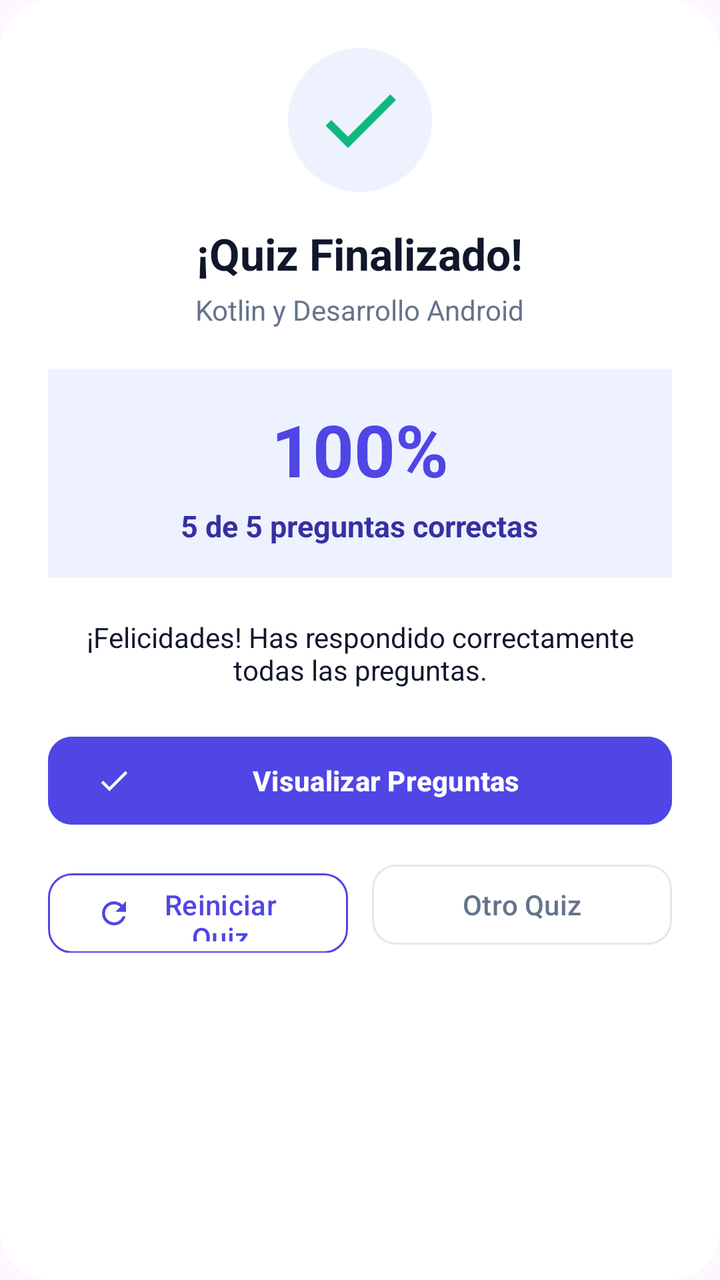
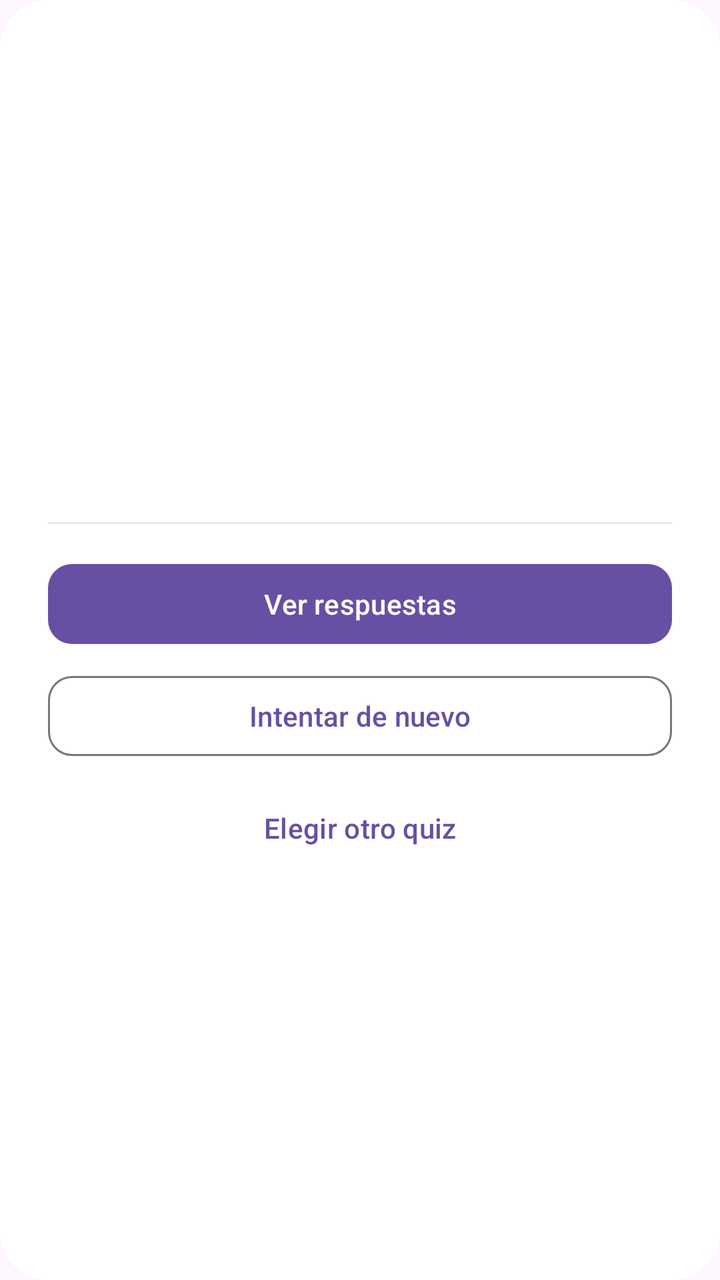

An Android layout rendered at two revisions. The XML below is the earlier revision; the diff shows what the commit changed to produce the second picture.
<!-- AndroidManifest.xml: application theme Theme.Desafio2DSM -->
<!-- res/layout/dialog_results.xml -->
<?xml version="1.0" encoding="utf-8"?>
<LinearLayout xmlns:android="http://schemas.android.com/apk/res/android"
    xmlns:app="http://schemas.android.com/apk/res-auto"
    android:layout_width="match_parent"
    android:layout_height="wrap_content"
    android:orientation="vertical"
    android:padding="24dp"
    android:gravity="center_horizontal"
    android:background="@drawable/bg_dialog_rounded">

    <ImageView
        android:id="@+id/imgResultBadge"
        android:layout_width="72dp"
        android:layout_height="72dp"
        android:src="@drawable/ic_check"
        android:padding="12dp"
        android:background="@drawable/bg_icon_circle"
        app:tint="@color/success" />

    <TextView
        android:id="@+id/txtResultTitle"
        android:layout_width="wrap_content"
        android:layout_height="wrap_content"
        android:layout_marginTop="16dp"
        android:text="¡Quiz Finalizado!"
        android:textColor="@color/text_primary"
        android:textSize="22sp"
        android:textStyle="bold" />

    <TextView
        android:id="@+id/txtResultCategory"
        android:layout_width="wrap_content"
        android:layout_height="wrap_content"
        android:layout_marginTop="4dp"
        android:text="Kotlin y Desarrollo Android"
        android:textColor="@color/text_secondary"
        android:textSize="14sp" />

    
    <LinearLayout
        android:layout_width="match_parent"
        android:layout_height="wrap_content"
        android:layout_marginVertical="20dp"
        android:background="@color/primary_light"
        android:orientation="vertical"
        android:padding="16dp"
        android:gravity="center">

        <TextView
            android:id="@+id/txtScorePercentage"
            android:layout_width="wrap_content"
            android:layout_height="wrap_content"
            android:text="100%"
            android:textColor="@color/primary"
            android:textSize="36sp"
            android:textStyle="bold" />

        <TextView
            android:id="@+id/txtScoreFraction"
            android:layout_width="wrap_content"
            android:layout_height="wrap_content"
            android:layout_marginTop="4dp"
            android:text="5 de 5 preguntas correctas"
            android:textColor="@color/primary_dark"
            android:textSize="15sp"
            android:textStyle="bold" />
    </LinearLayout>

    <TextView
        android:id="@+id/txtResultMessage"
        android:layout_width="match_parent"
        android:layout_height="wrap_content"
        android:text="¡Felicidades! Has respondido correctamente todas las preguntas."
        android:textColor="@color/text_primary"
        android:textSize="14sp"
        android:textAlignment="center"
        android:gravity="center"
        android:layout_marginBottom="20dp" />

    
    <com.google.android.material.button.MaterialButton
        android:id="@+id/btnDialogReviewQuestions"
        android:layout_width="match_parent"
        android:layout_height="52dp"
        android:layout_marginBottom="12dp"
        android:backgroundTint="@color/primary"
        android:text="Visualizar Preguntas"
        android:textColor="@color/white"
        android:textStyle="bold"
        app:cornerRadius="12dp"
        app:icon="@drawable/ic_check"
        app:iconTint="@color/white" />

    
    <LinearLayout
        android:layout_width="match_parent"
        android:layout_height="wrap_content"
        android:orientation="horizontal">

        <com.google.android.material.button.MaterialButton
            android:id="@+id/btnDialogResetQuiz"
            style="@style/Widget.Material3.Button.OutlinedButton"
            android:layout_width="0dp"
            android:layout_height="48dp"
            android:layout_weight="1"
            android:layout_marginEnd="6dp"
            android:text="Reiniciar Quiz"
            android:textColor="@color/primary"
            app:cornerRadius="12dp"
            app:icon="@drawable/ic_refresh"
            app:iconTint="@color/primary"
            app:strokeColor="@color/primary" />

        <com.google.android.material.button.MaterialButton
            android:id="@+id/btnDialogChangeQuiz"
            style="@style/Widget.Material3.Button.OutlinedButton"
            android:layout_width="0dp"
            android:layout_height="48dp"
            android:layout_weight="1"
            android:layout_marginStart="6dp"
            android:text="Otro Quiz"
            android:textColor="@color/text_secondary"
            app:cornerRadius="12dp"
            app:strokeColor="@color/surface_card_stroke" />
    </LinearLayout>

</LinearLayout>
<!-- resources referenced by this layout -->
<resources>
  <color name="primary">#4F46E5</color>
  <color name="primary_dark">#3730A3</color>
  <color name="primary_light">#EEF2FF</color>
  <color name="success">#10B981</color>
  <color name="surface_card_stroke">#E2E8F0</color>
  <color name="text_primary">#0F172A</color>
  <color name="text_secondary">#64748B</color>
  <color name="white">#FFFFFFFF</color>
  <!-- drawable bg_dialog_rounded (drawable) -->
  <?xml version="1.0" encoding="utf-8"?>
  <shape xmlns:android="http://schemas.android.com/apk/res/android"
      android:shape="rectangle">
      <solid android:color="@color/surface_card" />
      <corners android:radius="24dp" />
  </shape>
  <!-- drawable bg_icon_circle (drawable) -->
  <?xml version="1.0" encoding="utf-8"?>
  <shape xmlns:android="http://schemas.android.com/apk/res/android"
      android:shape="oval">
      <solid android:color="@color/primary_light" />
  </shape>
  <!-- drawable ic_check (drawable) -->
  <vector xmlns:android="http://schemas.android.com/apk/res/android"
      android:width="24dp"
      android:height="24dp"
      android:viewportWidth="24"
      android:viewportHeight="24">
    <path
        android:fillColor="#10B981"
        android:pathData="M9,16.17L4.83,12l-1.42,1.41L9,19 21,7l-1.41-1.41z"/>
  </vector>
  <!-- drawable ic_refresh (drawable) -->
  <vector xmlns:android="http://schemas.android.com/apk/res/android"
      android:width="24dp"
      android:height="24dp"
      android:viewportWidth="24"
      android:viewportHeight="24">
    <path
        android:fillColor="#FFFFFF"
        android:pathData="M17.65,6.35C16.2,4.9 14.21,4 12,4c-4.42,0 -7.99,3.58 -7.99,8s3.57,8 7.99,8c3.73,0 6.84,-2.55 7.73,-6h-2.08c-0.82,2.33 -3.04,4 -5.65,4 -3.31,0 -6,-2.69 -6,-6s2.69,-6 6,-6c1.66,0 3.14,0.69 4.22,1.78L13,11h7V4l-2.35,2.35z"/>
  </vector>
  <style name="Theme.Desafio2DSM" parent="Base.Theme.Desafio2DSM" />
  <color name="surface_card">#FFFFFF</color>
  <style name="Base.Theme.Desafio2DSM" parent="Theme.Material3.DayNight.NoActionBar">
          
          
      </style>
</resources>

<!-- the commit's change to res/layout/dialog_results.xml (unified diff, before → after) -->
@@ -1,127 +1,100 @@
 <?xml version="1.0" encoding="utf-8"?>
-<LinearLayout xmlns:android="http://schemas.android.com/apk/res/android"
+<LinearLayout
+    xmlns:android="http://schemas.android.com/apk/res/android"
     xmlns:app="http://schemas.android.com/apk/res-auto"
     android:layout_width="match_parent"
     android:layout_height="wrap_content"
     android:orientation="vertical"
     android:padding="24dp"
-    android:gravity="center_horizontal"
     android:background="@drawable/bg_dialog_rounded">
 
+    
     <ImageView
         android:id="@+id/imgResultBadge"
-        android:layout_width="72dp"
-        android:layout_height="72dp"
-        android:src="@drawable/ic_check"
-        android:padding="12dp"
-        android:background="@drawable/bg_icon_circle"
-        app:tint="@color/success" />
+        android:layout_width="64dp"
+        android:layout_height="64dp"
+        android:layout_gravity="center_horizontal"
+        android:scaleType="centerInside" />
 
+    
     <TextView
-        android:id="@+id/txtResultTitle"
-        android:layout_width="wrap_content"
+        android:id="@+id/txtResultCategory"
+        android:layout_width="match_parent"
         android:layout_height="wrap_content"
-        android:layout_marginTop="16dp"
-        android:text="¡Quiz Finalizado!"
-        android:textColor="@color/text_primary"
-        android:textSize="22sp"
+        android:layout_marginTop="12dp"
+        android:gravity="center"
+        android:textSize="13sp"
+        android:textColor="@color/text_secondary"
         android:textStyle="bold" />
 
+    
     <TextView
-        android:id="@+id/txtResultCategory"
-        android:layout_width="wrap_content"
+        android:id="@+id/txtScorePercentage"
+        android:layout_width="match_parent"
         android:layout_height="wrap_content"
-        android:layout_marginTop="4dp"
-        android:text="Kotlin y Desarrollo Android"
-        android:textColor="@color/text_secondary"
-        android:textSize="14sp" />
+        android:layout_marginTop="8dp"
+        android:gravity="center"
+        android:textSize="48sp"
+        android:textColor="@color/primary"
+        android:textStyle="bold" />
 
     
-    <LinearLayout
+    <TextView
+        android:id="@+id/txtScoreFraction"
         android:layout_width="match_parent"
         android:layout_height="wrap_content"
-        android:layout_marginVertical="20dp"
-        android:background="@color/primary_light"
-        android:orientation="vertical"
-        android:padding="16dp"
-        android:gravity="center">
+        android:gravity="center"
+        android:textSize="15sp"
+        android:textColor="@color/text_primary" />
 
-        <TextView
-            android:id="@+id/txtScorePercentage"
-            android:layout_width="wrap_content"
-            android:layout_height="wrap_content"
-            android:text="100%"
-            android:textColor="@color/primary"
-            android:textSize="36sp"
-            android:textStyle="bold" />
-
-        <TextView
-            android:id="@+id/txtScoreFraction"
-            android:layout_width="wrap_content"
-            android:layout_height="wrap_content"
-            android:layout_marginTop="4dp"
-            android:text="5 de 5 preguntas correctas"
-            android:textColor="@color/primary_dark"
-            android:textSize="15sp"
-            android:textStyle="bold" />
-    </LinearLayout>
-
+    
     <TextView
         android:id="@+id/txtResultMessage"
         android:layout_width="match_parent"
         android:layout_height="wrap_content"
-        android:text="¡Felicidades! Has respondido correctamente todas las preguntas."
+        android:layout_marginTop="12dp"
+        android:gravity="center"
+        android:textSize="17sp"
+        android:textStyle="bold"
         android:textColor="@color/text_primary"
-        android:textSize="14sp"
-        android:textAlignment="center"
-        android:gravity="center"
-        android:layout_marginBottom="20dp" />
+        android:paddingHorizontal="8dp" />
+
+    
+    <View
+        android:layout_width="match_parent"
+        android:layout_height="1dp"
+        android:layout_marginVertical="16dp"
+        android:background="@color/surface_card_stroke" />
 
     
     <com.google.android.material.button.MaterialButton
         android:id="@+id/btnDialogReviewQuestions"
         android:layout_width="match_parent"
-        android:layout_height="52dp"
-        android:layout_marginBottom="12dp"
-        android:backgroundTint="@color/primary"
-        android:text="Visualizar Preguntas"
-        android:textColor="@color/white"
-        android:textStyle="bold"
-        app:cornerRadius="12dp"
-        app:icon="@drawable/ic_check"
-        app:iconTint="@color/white" />
+        android:layout_height="wrap_content"
+        android:text="@string/btn_review_questions"
+        android:textAllCaps="false"
+        app:cornerRadius="12dp" />
 
     
-    <LinearLayout
+    <com.google.android.material.button.MaterialButton
+        android:id="@+id/btnDialogResetQuiz"
         android:layout_width="match_parent"
         android:layout_height="wrap_content"
-        android:orientation="horizontal">
+        android:layout_marginTop="8dp"
+        android:text="@string/btn_retry"
+        android:textAllCaps="false"
+        style="@style/Widget.Material3.Button.OutlinedButton"
+        app:cornerRadius="12dp" />
 
-        <com.google.android.material.button.MaterialButton
-            android:id="@+id/btnDialogResetQuiz"
-            style="@style/Widget.Material3.Button.OutlinedButton"
-            android:layout_width="0dp"
-            android:layout_height="48dp"
-            android:layout_weight="1"
-            android:layout_marginEnd="6dp"
-            android:text="Reiniciar Quiz"
-            android:textColor="@color/primary"
-            app:cornerRadius="12dp"
-            app:icon="@drawable/ic_refresh"
-            app:iconTint="@color/primary"
-            app:strokeColor="@color/primary" />
-
-        <com.google.android.material.button.MaterialButton
-            android:id="@+id/btnDialogChangeQuiz"
-            style="@style/Widget.Material3.Button.OutlinedButton"
-            android:layout_width="0dp"
-            android:layout_height="48dp"
-            android:layout_weight="1"
-            android:layout_marginStart="6dp"
-            android:text="Otro Quiz"
-            android:textColor="@color/text_secondary"
-            app:cornerRadius="12dp"
-            app:strokeColor="@color/surface_card_stroke" />
-    </LinearLayout>
+    
+    <com.google.android.material.button.MaterialButton
+        android:id="@+id/btnDialogChangeQuiz"
+        android:layout_width="match_parent"
+        android:layout_height="wrap_content"
+        android:layout_marginTop="8dp"
+        android:text="@string/btn_change_quiz"
+        android:textAllCaps="false"
+        style="@style/Widget.Material3.Button.TextButton"
+        app:cornerRadius="12dp" />
 
 </LinearLayout>
<!-- resource entries referenced after the edit -->
@@ -1,13 +1,9 @@
 <!-- resources referenced by this layout -->
 <resources>
   <color name="primary">#4F46E5</color>
-  <color name="primary_dark">#3730A3</color>
-  <color name="primary_light">#EEF2FF</color>
-  <color name="success">#10B981</color>
   <color name="surface_card_stroke">#E2E8F0</color>
   <color name="text_primary">#0F172A</color>
   <color name="text_secondary">#64748B</color>
-  <color name="white">#FFFFFFFF</color>
   <!-- drawable bg_dialog_rounded (drawable) -->
   <?xml version="1.0" encoding="utf-8"?>
   <shape xmlns:android="http://schemas.android.com/apk/res/android"
@@ -15,32 +11,9 @@
       <solid android:color="@color/surface_card" />
       <corners android:radius="24dp" />
   </shape>
-  <!-- drawable bg_icon_circle (drawable) -->
-  <?xml version="1.0" encoding="utf-8"?>
-  <shape xmlns:android="http://schemas.android.com/apk/res/android"
-      android:shape="oval">
-      <solid android:color="@color/primary_light" />
-  </shape>
-  <!-- drawable ic_check (drawable) -->
-  <vector xmlns:android="http://schemas.android.com/apk/res/android"
-      android:width="24dp"
-      android:height="24dp"
-      android:viewportWidth="24"
-      android:viewportHeight="24">
-    <path
-        android:fillColor="#10B981"
-        android:pathData="M9,16.17L4.83,12l-1.42,1.41L9,19 21,7l-1.41-1.41z"/>
-  </vector>
-  <!-- drawable ic_refresh (drawable) -->
-  <vector xmlns:android="http://schemas.android.com/apk/res/android"
-      android:width="24dp"
-      android:height="24dp"
-      android:viewportWidth="24"
-      android:viewportHeight="24">
-    <path
-        android:fillColor="#FFFFFF"
-        android:pathData="M17.65,6.35C16.2,4.9 14.21,4 12,4c-4.42,0 -7.99,3.58 -7.99,8s3.57,8 7.99,8c3.73,0 6.84,-2.55 7.73,-6h-2.08c-0.82,2.33 -3.04,4 -5.65,4 -3.31,0 -6,-2.69 -6,-6s2.69,-6 6,-6c1.66,0 3.14,0.69 4.22,1.78L13,11h7V4l-2.35,2.35z"/>
-  </vector>
+  <string name="btn_change_quiz">Elegir otro quiz</string>
+  <string name="btn_retry">Intentar de nuevo</string>
+  <string name="btn_review_questions">Ver respuestas</string>
   <style name="Theme.Desafio2DSM" parent="Base.Theme.Desafio2DSM" />
   <color name="surface_card">#FFFFFF</color>
   <style name="Base.Theme.Desafio2DSM" parent="Theme.Material3.DayNight.NoActionBar">
